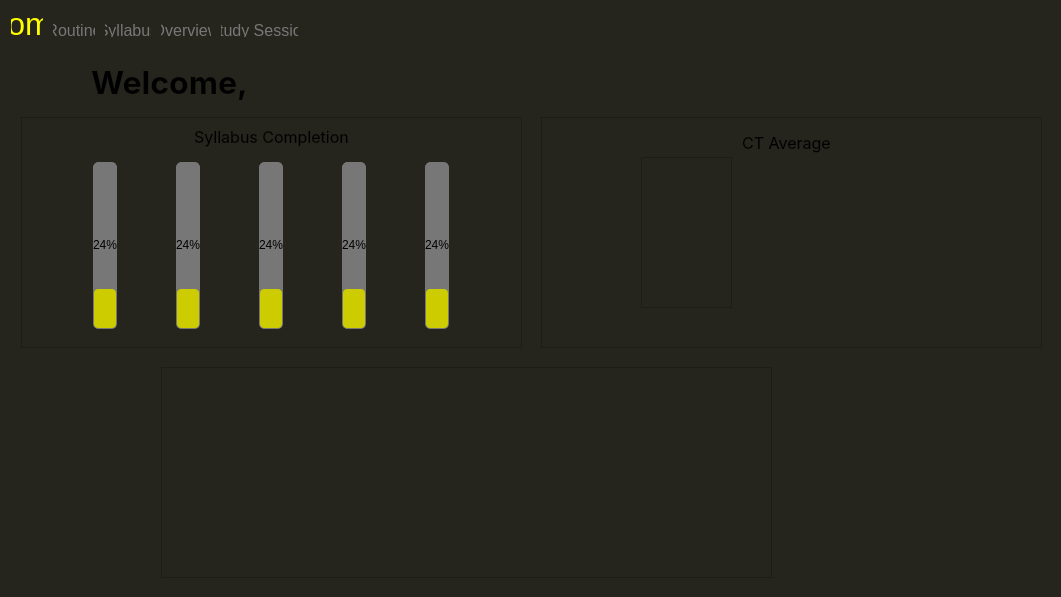
Above: frontend_folder/uipy/homepageWidget.ui from Saadman-Saif/Smart_Academic_Progress_Syllabus_Tracker before the change. Below: the same form after it.
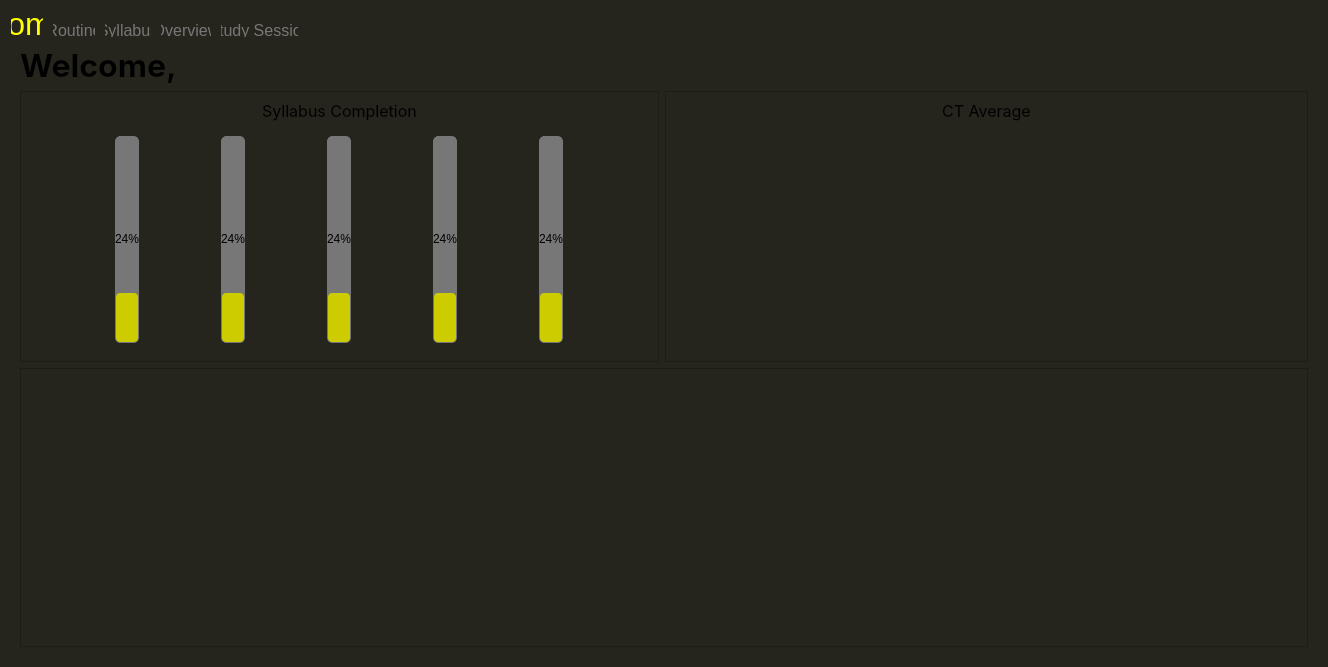
That is the form after the change. Icons and pictures are not drawn. Custom widgets are drawn as their Qt base class.

Patch:
```diff
--- a/frontend_folder/uipy/homepageWidget.ui
+++ b/frontend_folder/uipy/homepageWidget.ui
@@ -6,8 +6,8 @@
    <rect>
     <x>0</x>
     <y>0</y>
-    <width>1061</width>
-    <height>597</height>
+    <width>1328</width>
+    <height>667</height>
    </rect>
   </property>
   <property name="windowTitle">
@@ -86,84 +86,40 @@
       <attribute name="title">
        <string>Home</string>
       </attribute>
-      <widget class="QFrame" name="frame_2">
-       <property name="geometry">
-        <rect>
-         <x>530</x>
-         <y>80</y>
-         <width>501</width>
-         <height>231</height>
-        </rect>
-       </property>
-       <property name="frameShape">
-        <enum>QFrame::Shape::StyledPanel</enum>
-       </property>
-       <property name="frameShadow">
-        <enum>QFrame::Shadow::Raised</enum>
-       </property>
-       <widget class="QLabel" name="label_2">
-        <property name="geometry">
-         <rect>
-          <x>100</x>
-          <y>10</y>
-          <width>291</width>
-          <height>31</height>
-         </rect>
+      <layout class="QGridLayout" name="gridLayout">
+       <item row="0" column="0">
+        <widget class="QLabel" name="welcomeUserLabel">
+         <property name="sizePolicy">
+          <sizepolicy hsizetype="Preferred" vsizetype="Preferred">
+           <horstretch>0</horstretch>
+           <verstretch>0</verstretch>
+          </sizepolicy>
         </property>
         <property name="font">
          <font>
           <family>Inter</family>
-          <pointsize>12</pointsize>
+           <pointsize>24</pointsize>
+           <bold>true</bold>
          </font>
         </property>
         <property name="text">
-         <string>CT Average</string>
-        </property>
-        <property name="alignment">
-         <set>Qt::AlignmentFlag::AlignCenter</set>
-        </property>
-       </widget>
-       <widget class="QFrame" name="frame_5">
-        <property name="geometry">
-         <rect>
-          <x>100</x>
-          <y>40</y>
-          <width>91</width>
-          <height>151</height>
-         </rect>
-        </property>
-        <property name="frameShape">
-         <enum>QFrame::Shape::StyledPanel</enum>
-        </property>
-        <property name="frameShadow">
-         <enum>QFrame::Shadow::Raised</enum>
-        </property>
-       </widget>
-      </widget>
-      <widget class="QFrame" name="frame_3">
-       <property name="geometry">
-        <rect>
-         <x>150</x>
-         <y>330</y>
-         <width>611</width>
-         <height>211</height>
-        </rect>
-       </property>
-       <property name="frameShape">
-        <enum>QFrame::Shape::StyledPanel</enum>
-       </property>
-       <property name="frameShadow">
-        <enum>QFrame::Shadow::Raised</enum>
-       </property>
-      </widget>
-      <widget class="ShadowFrame" name="frame_4">
-       <property name="geometry">
-        <rect>
-         <x>10</x>
-         <y>80</y>
-         <width>501</width>
-         <height>231</height>
-        </rect>
+          <string>Welcome, </string>
+         </property>
+        </widget>
+       </item>
+       <item row="1" column="0">
+        <widget class="ShadowFrame" name="syllabusCompletionFrame">
+         <property name="sizePolicy">
+          <sizepolicy hsizetype="Preferred" vsizetype="Preferred">
+           <horstretch>1</horstretch>
+           <verstretch>1</verstretch>
+          </sizepolicy>
+         </property>
+         <property name="maximumSize">
+          <size>
+           <width>16777215</width>
+           <height>271</height>
+          </size>
        </property>
        <property name="frameShape">
         <enum>QFrame::Shape::StyledPanel</enum>
@@ -294,17 +250,32 @@
         </item>
        </layout>
       </widget>
-      <widget class="QLabel" name="label_3">
-       <property name="geometry">
-        <rect>
-         <x>80</x>
-         <y>20</y>
-         <width>301</width>
-         <height>51</height>
-        </rect>
-       </property>
+       </item>
+       <item row="1" column="1">
+        <widget class="QFrame" name="ctAvgFrame">
        <property name="sizePolicy">
         <sizepolicy hsizetype="Preferred" vsizetype="Preferred">
+           <horstretch>1</horstretch>
+           <verstretch>1</verstretch>
+          </sizepolicy>
+         </property>
+         <property name="minimumSize">
+          <size>
+           <width>643</width>
+           <height>271</height>
+          </size>
+         </property>
+         <property name="frameShape">
+          <enum>QFrame::Shape::StyledPanel</enum>
+         </property>
+         <property name="frameShadow">
+          <enum>QFrame::Shadow::Raised</enum>
+         </property>
+         <layout class="QVBoxLayout" name="verticalLayout_4">
+          <item>
+           <widget class="QLabel" name="label_2">
+            <property name="sizePolicy">
+             <sizepolicy hsizetype="Preferred" vsizetype="Maximum">
          <horstretch>0</horstretch>
          <verstretch>0</verstretch>
         </sizepolicy>
@@ -312,14 +283,64 @@
        <property name="font">
         <font>
          <family>Inter</family>
-         <pointsize>24</pointsize>
-         <bold>true</bold>
+              <pointsize>12</pointsize>
         </font>
        </property>
        <property name="text">
-        <string>Welcome, </string>
-       </property>
-      </widget>
+             <string>CT Average</string>
+            </property>
+            <property name="alignment">
+             <set>Qt::AlignmentFlag::AlignCenter</set>
+            </property>
+           </widget>
+          </item>
+          <item>
+           <widget class="QFrame" name="cardsFrame">
+            <property name="styleSheet">
+             <string notr="true">QFrame#cardsFrame{border:none;}</string>
+            </property>
+            <property name="frameShape">
+             <enum>QFrame::Shape::StyledPanel</enum>
+            </property>
+            <property name="frameShadow">
+             <enum>QFrame::Shadow::Raised</enum>
+            </property>
+            <layout class="QHBoxLayout" name="horizontalLayout_4">
+             <property name="leftMargin">
+              <number>0</number>
+             </property>
+             <property name="topMargin">
+              <number>0</number>
+             </property>
+             <property name="rightMargin">
+              <number>0</number>
+             </property>
+             <property name="bottomMargin">
+              <number>0</number>
+             </property>
+            </layout>
+           </widget>
+          </item>
+         </layout>
+        </widget>
+       </item>
+       <item row="2" column="0" colspan="2">
+        <widget class="QFrame" name="weeklyReportFrame">
+         <property name="sizePolicy">
+          <sizepolicy hsizetype="Preferred" vsizetype="Preferred">
+           <horstretch>0</horstretch>
+           <verstretch>1</verstretch>
+          </sizepolicy>
+         </property>
+         <property name="frameShape">
+          <enum>QFrame::Shape::StyledPanel</enum>
+         </property>
+         <property name="frameShadow">
+          <enum>QFrame::Shadow::Raised</enum>
+         </property>
+        </widget>
+       </item>
+      </layout>
      </widget>
      <widget class="QWidget" name="tab_2">
       <attribute name="title">
```
Left out of the diff: 162 changed lines with no effect on the pictures. Lines whose indentation alone changed are shown as unchanged.
